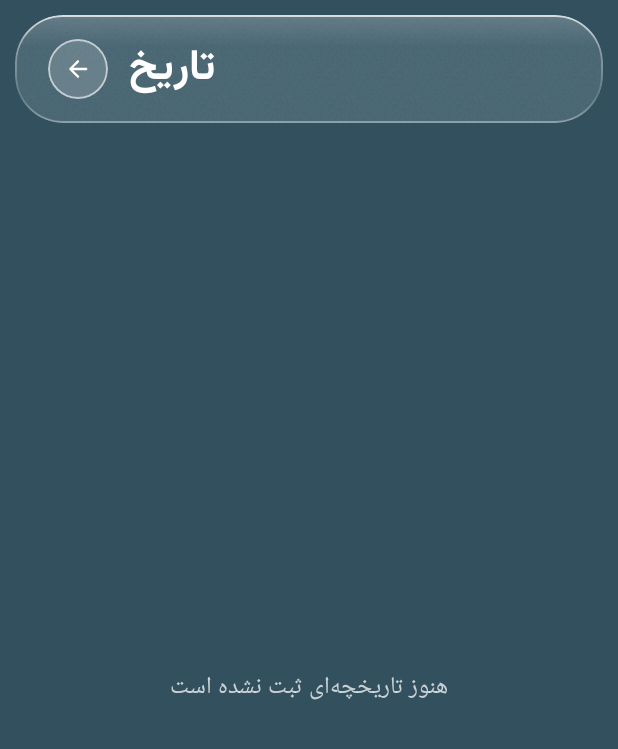
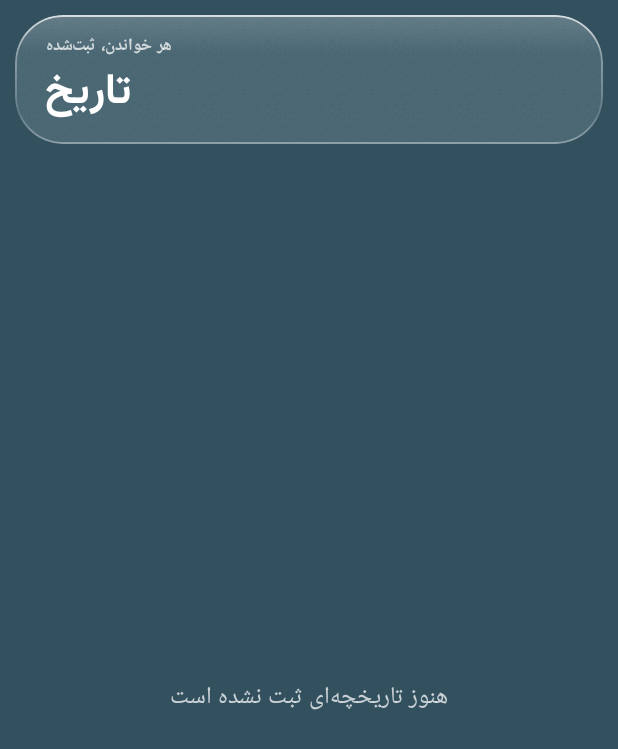
Before and after one commit to hemedani/hawra, an Android app built with Jetpack Compose: the composable HistoryScreen shown on its own in the app's theme, on a phone screen of 412 x 824 dp. Shown: the top 749 px of the screen. Run offline under Robolectric (Android 15) with nearby library versions, the phone set to English and light mode, and no system bars; our stand-ins replace Dagger/Hilt's generated code, Room's generated code; libraries missing offline, so code that uses them is left out: androidx.hilt.lifecycle.

Commit message:
:bug: fix(android): align History and Home headers and shell reader captures

```diff
--- a/mobile/android/app/src/main/kotlin/ir/hawraa/quran/ui/navigation/HawraaNavHost.kt
+++ b/mobile/android/app/src/main/kotlin/ir/hawraa/quran/ui/navigation/HawraaNavHost.kt
@@ -102,7 +102,7 @@ fun HawraaNavHost(navController: NavHostController = rememberNavController()) {
             )
         }
         composable(Routes.HISTORY) {
-            HistoryScreen(onBack = { navController.popBackStack() })
+            HistoryScreen()
         }
         composable(Routes.SETTINGS) {
             SettingsScreen(
--- a/mobile/android/app/src/main/kotlin/ir/hawraa/quran/ui/screens/history/HistoryScreen.kt
+++ b/mobile/android/app/src/main/kotlin/ir/hawraa/quran/ui/screens/history/HistoryScreen.kt
@@ -30,10 +30,8 @@ import androidx.lifecycle.compose.collectAsStateWithLifecycle
 import ir.hawraa.quran.R
 import ir.hawraa.quran.domain.quran.toPersianDigits
 import ir.hawraa.quran.ui.appLocale
-import ir.hawraa.quran.ui.components.BubbleButton
 import ir.hawraa.quran.ui.components.GlassHeader
 import ir.hawraa.quran.ui.components.GlassSurface
-import ir.hawraa.quran.ui.components.ICON_GLYPHS
 import ir.hawraa.quran.ui.components.LocalShellInsets
 import ir.hawraa.quran.ui.components.ScreenFrame
 import ir.hawraa.quran.ui.theme.LocalHawraaGeometry
@@ -47,18 +45,16 @@ import java.util.Date
 
 @Composable
 fun HistoryScreen(
-    onBack: () -> Unit,
     viewModel: HistoryViewModel = hiltViewModel(),
 ) {
     val state by viewModel.state.collectAsStateWithLifecycle()
-    HistoryContent(state = state, onBack = onBack)
+    HistoryContent(state = state)
 }
 
 /** Stateless body, so the layout can be screenshot-tested without Hilt or a database. */
 @Composable
 internal fun HistoryContent(
     state: HistoryUiState,
-    onBack: () -> Unit,
 ) {
     val geometry = LocalHawraaGeometry.current
     val shellInsets = LocalShellInsets.current
@@ -68,15 +64,8 @@ internal fun HistoryContent(
             GlassHeader(
                 modifier = headerModifier,
                 title = stringResource(R.string.history_title),
+                overline = stringResource(R.string.history_overline),
                 userTitle = true,
-                leading = {
-                    BubbleButton(
-                        icon = ICON_GLYPHS.getValue("back"),
-                        contentDescription = stringResource(R.string.back),
-                        onClick = onBack,
-                        size = geometry.controls.md,
-                    )
-                },
             )
         },
     ) { topInset ->
--- a/mobile/android/app/src/main/kotlin/ir/hawraa/quran/ui/screens/home/HomeScreen.kt
+++ b/mobile/android/app/src/main/kotlin/ir/hawraa/quran/ui/screens/home/HomeScreen.kt
@@ -111,7 +111,7 @@ internal fun HomeContent(
             GlassHeader(
                 modifier = headerModifier,
                 title = stringResource(R.string.home_title),
-                overline = stringResource(R.string.auth_title_signin),
+                overline = stringResource(R.string.home_overline),
                 userTitle = true,
                 actions = {
                     BubbleButton(
--- a/mobile/android/app/src/main/res/values/strings.xml
+++ b/mobile/android/app/src/main/res/values/strings.xml
@@ -5,9 +5,11 @@
 
     <!-- Navigation / screens -->
     <string name="home_title">خانه</string>
+    <string name="home_overline">فضای خواندن شما</string>
     <string name="home_subtitle">قرآن کریم</string>
     <string name="reader_title">خواندن</string>
     <string name="history_title">تاریخ</string>
+    <string name="history_overline">هر خواندن، ثبت‌شده</string>
     <string name="settings_title">تنظیمات</string>
 
     <!-- Home -->
```
Also changed, not shown: 4 other files.
